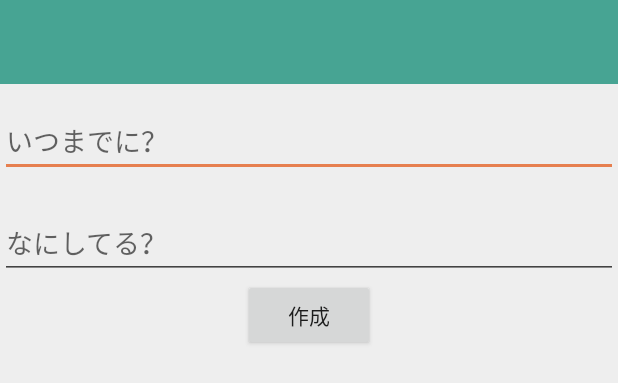
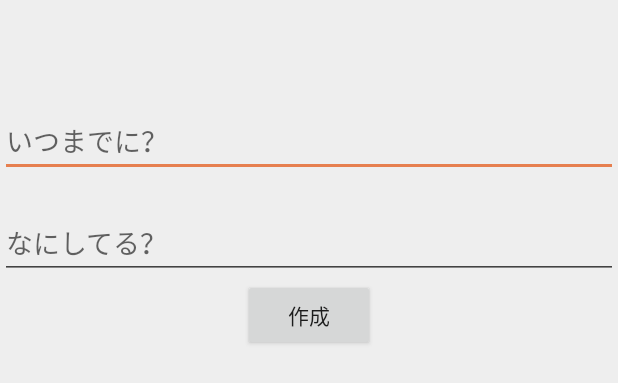
Before and after one commit to Mikazukittp/MiraiNikki, an Android app: the layout fragment_create_plan.xml on its own in the app's theme, with its tools: preview values and no code run, on a phone screen of 412 x 824 dp. Shown: the top 383 px of the screen. Run offline under Robolectric (Android 15) with nearby library versions, the phone set to English and light mode, and no system bars.

Commit message:
新規計画作成画面までの遷移を実装

```diff
--- a/android/app/src/main/java/app/android/mikazuki/ttp/mirainikki/fragment/MainActivityFragment.java
+++ b/android/app/src/main/java/app/android/mikazuki/ttp/mirainikki/fragment/MainActivityFragment.java
@@ -26,12 +26,13 @@ public class MainActivityFragment extends Fragment {
     public View onCreateView(LayoutInflater inflater, ViewGroup container,
                              Bundle savedInstanceState) {
         final View view = inflater.inflate(R.layout.fragment_main, container, false);
-
+        Log.d("mylog", "MainActivityFragment");
         Button bt = (Button) view.findViewById(R.id.welcomeButton);
 
         bt.setOnClickListener(new View.OnClickListener() {
             @Override
             public void onClick(View v) {
+                Log.d("mylog", "MainActivityFragment#onClick");
                 mListener.goToPlanList();
             }
         });
--- a/android/app/src/main/res/layout/activity_create_plan.xml
+++ b/android/app/src/main/res/layout/fragment_create_plan.xml
@@ -1,13 +1,10 @@
 <FrameLayout xmlns:android="http://schemas.android.com/apk/res/android"
-    xmlns:tools="http://schemas.android.com/tools"
     android:layout_width="match_parent"
-    android:layout_height="match_parent"
-    tools:context="app.android.mikazuki.ttp.mirainikki.fragment.CreatePlanFragment">
+    android:layout_height="match_parent">
 
-    <RelativeLayout xmlns:tools="http://schemas.android.com/tools"
+    <RelativeLayout
         android:layout_width="match_parent"
-        android:layout_height="match_parent"
-        tools:context="app.android.mikazuki.ttp.mirainikki.fragment.PlanListFragment">
+        android:layout_height="match_parent">
 
         <EditText
             android:id="@+id/planDate"
@@ -35,11 +32,4 @@
 
 
     </RelativeLayout>
-
-    <android.support.v7.widget.Toolbar
-        android:id="@+id/tool_bar"
-        android:layout_width="match_parent"
-        android:layout_height="wrap_content"
-        android:background="?attr/colorPrimary"
-        android:minHeight="?attr/actionBarSize" />
 </FrameLayout>
--- a/android/app/src/main/res/layout/fragment_plan_list.xml
+++ b/android/app/src/main/res/layout/fragment_plan_list.xml
@@ -1,6 +1,8 @@
 <FrameLayout xmlns:android="http://schemas.android.com/apk/res/android"
     android:layout_width="match_parent"
-    android:layout_height="match_parent">
+    android:layout_height="match_parent"
+    android:id="@+id/fragment_container"
+    >
 
     <LinearLayout
         android:layout_width="match_parent"
```
Also changed, not shown: android/app/src/main/java/app/android/mikazuki/ttp/mirainikki/MainActivity.java (+17 -1 lines), android/app/src/main/java/app/android/mikazuki/ttp/mirainikki/fragment/CreatePlanFragment.java (+43 -37 lines), android/app/src/main/java/app/android/mikazuki/ttp/mirainikki/fragment/PlanListFragment.java (+31 -1 lines).
